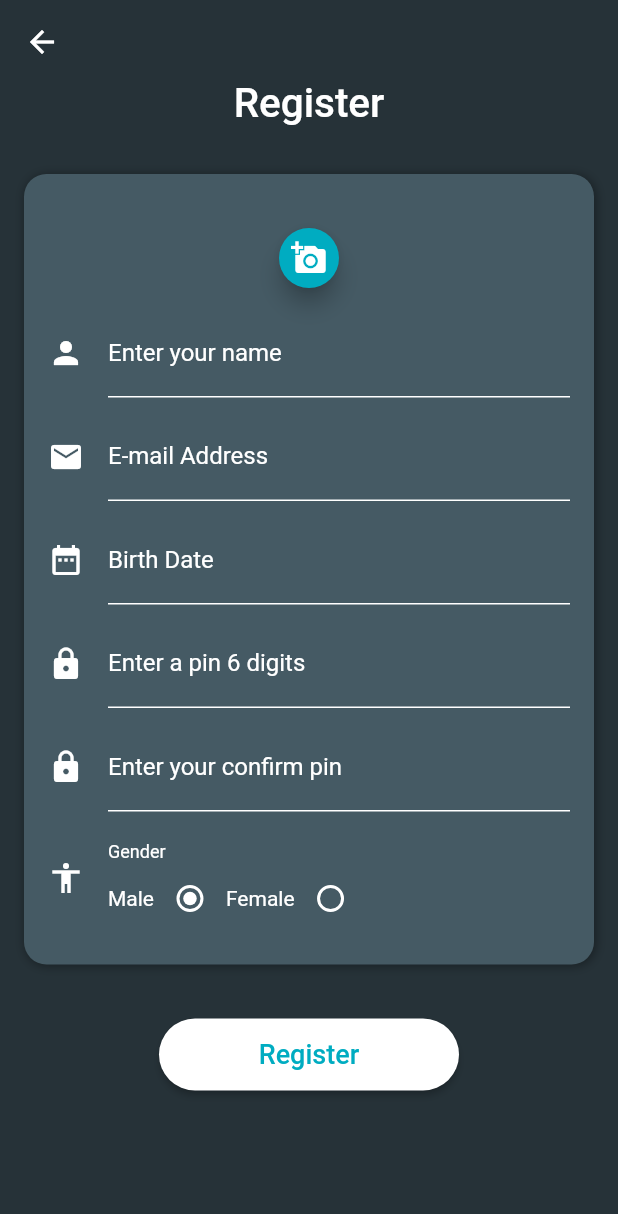
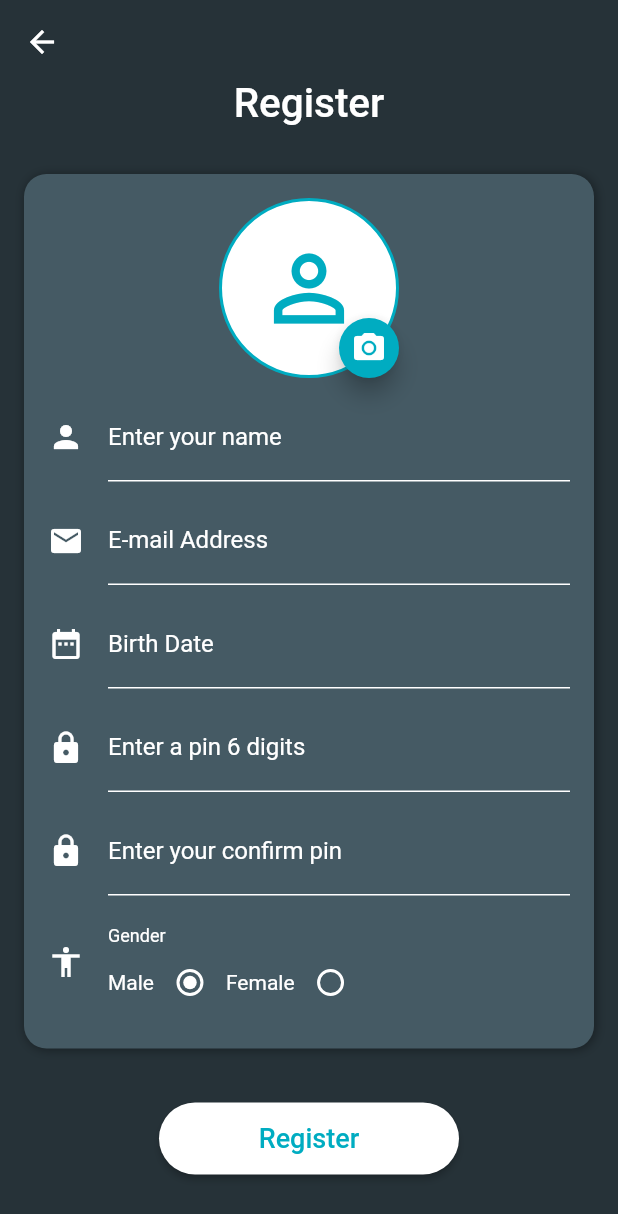
Before and after one commit to akoszsebe/vote_app, a Flutter app: the RegisterScreen screen opened by its route, on a phone screen of 412 x 824 dp. Shown: the top 1214 px of the screen. Run offline on Flutter 3.47's test engine with Material 2 defaults, Android fonts, the phone set to English and light mode, and no system bars; our stand-ins replace charts_flutter, dio, firebase_messaging, image_picker, shared_preferences; missing offline and left inert: flutter_circular_chart, pointycastle, web3dart; accounts and stored records are empty.

```diff
--- a/lib/register/registerscreen_view.dart
+++ b/lib/register/registerscreen_view.dart
@@ -75,23 +75,55 @@ class RegisterScreenState extends State<RegisterScreen> {
                         blurRadius: 5.0)
                   ]),
               child: Column(children: <Widget>[
+                Stack(
+                    alignment: AlignmentDirectional.center,
+                    children: <Widget>[
                       Center(
                         child: image == null
-                      ? Text('')
-                      : ClipOval(
-                          child: Image.file(
-                          image,
-                          height: 120,
-                          width: 120,
+                            ? Container(
+                                width: 120.0,
+                                height: 120.0,
+                                decoration: new BoxDecoration(
+                                  color: Colors.white,
+                                  borderRadius: new BorderRadius.all(
+                                      new Radius.circular(60.0)),
+                                  border: new Border.all(
+                                    color: Theme.of(context).accentColor,
+                                    width: 2.0,
+                                  ),
+                                ),
+                                child: Icon(
+                                  Icons.person_outline,
+                                  color: Theme.of(context).accentColor,
+                                  size: 70.0,
+                                ),
+                              )
+                            : Container(
+                                width: 123.0,
+                                height: 123.0,
+                                decoration: new BoxDecoration(
+                                  image: new DecorationImage(
+                                    image: Image.file(image).image,
                                     fit: BoxFit.cover,
-                        )),
                                   ),
-                FloatingActionButton(
+                                  borderRadius: new BorderRadius.all(
+                                      new Radius.circular(61.0)),
+                                  border: new Border.all(
+                                    color: Theme.of(context).accentColor,
+                                    width: 3.0,
+                                  ),
+                                ),
+                              ),
+                      ),
+                      Transform.translate(
+                          offset: const Offset(40.0, 40.0),
+                          child: FloatingActionButton(
                             mini: true,
                             onPressed: _registerScreenController.getImage,
                             tooltip: 'Pick Image',
-                  child: Icon(Icons.add_a_photo),
-                ),
+                            child: Icon(Icons.photo_camera),
+                          )),
+                    ]),
                 inputField('User Name', 'Enter your name', TextInputType.text,
                     Icons.person, onFieldSubmitted: (s) {
                   _registerScreenController.name = s;
```
Also changed, not shown: lib/groupinfo/groupinfoscreen_view.dart (+8 -2 lines), lib/vote/votescreen_view.dart (+20 -11 lines), lib/votestatistics/votestatisticsscreen_view.dart (+19 -11 lines). Lines whose indentation alone changed are shown as unchanged.
